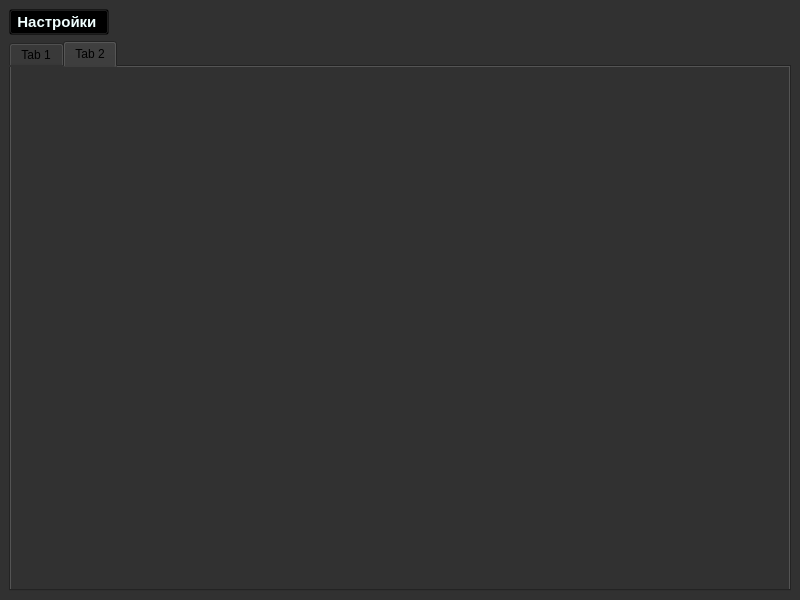
Above: settings.ui from 69BooM96/Launcher before the change. Below: the same form after it.
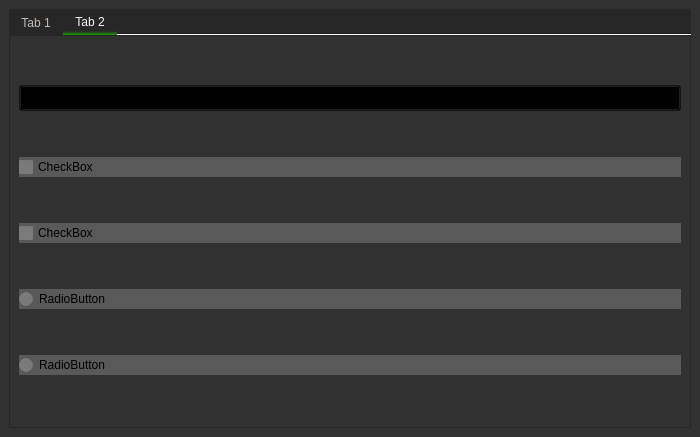
That is the form after the change. The open tabs and pages were chosen to show the change. Icons and pictures are not drawn.

```diff
--- a/settings.ui
+++ b/settings.ui
@@ -6,10 +6,16 @@
    <rect>
     <x>0</x>
     <y>0</y>
-    <width>800</width>
-    <height>600</height>
+    <width>700</width>
+    <height>437</height>
    </rect>
   </property>
+  <property name="maximumSize">
+   <size>
+    <width>700</width>
+    <height>700</height>
+   </size>
+  </property>
   <property name="windowTitle">
    <string>MainWindow</string>
   </property>
@@ -18,77 +24,236 @@
   </property>
   <widget class="QWidget" name="centralwidget">
    <layout class="QGridLayout" name="gridLayout">
-    <item row="0" column="0">
-     <widget class="QPushButton" name="pushButton_2">
-      <property name="sizeIncrement">
-       <size>
-        <width>0</width>
-        <height>18</height>
-       </size>
-      </property>
-      <property name="baseSize">
-       <size>
-        <width>15</width>
-        <height>18</height>
-       </size>
-      </property>
-      <property name="font">
-       <font>
-        <pointsize>11</pointsize>
-        <weight>75</weight>
-        <bold>true</bold>
-       </font>
-      </property>
-      <property name="styleSheet">
-       <string notr="true">color: rgb(240, 255, 255);
-background-color: rgba(0, 0, 0, 0);</string>
-      </property>
-      <property name="text">
-       <string> Настройки  </string>
-      </property>
-      <property name="icon">
-       <iconset>
-        <normalon>../../Users/студент.BestLaptop-ПК/Desktop/res/settings.png</normalon>
-       </iconset>
-      </property>
-      <property name="iconSize">
-       <size>
-        <width>40</width>
-        <height>40</height>
-       </size>
-      </property>
-      <property name="checkable">
-       <bool>false</bool>
-      </property>
-     </widget>
-    </item>
-    <item row="0" column="1">
-     <spacer name="horizontalSpacer">
-      <property name="orientation">
-       <enum>Qt::Horizontal</enum>
-      </property>
-      <property name="sizeHint" stdset="0">
-       <size>
-        <width>40</width>
-        <height>20</height>
-       </size>
-      </property>
-     </spacer>
-    </item>
-    <item row="1" column="0" colspan="2">
+    <item row="0" column="0" colspan="2">
      <widget class="QTabWidget" name="tabWidget">
+      <property name="styleSheet">
+       <string notr="true">QTabBar {
+	background-color: rgb(39, 39, 39);     
+}
+QTabBar::tab {
+	background-color: rgb(39, 39, 39);
+    color: rgb(200, 187, 179);
+}
+QTabBar::tab:selected {
+    background-color: rgb(39, 39, 39);
+	color: rgb(249, 249, 249);
+	background-color: qlineargradient(spread:pad, x1:0, y1:1, stop:0.01 rgb(30, 147, 10), stop:0.15 rgba(255, 255, 255, 0));
+}
+
+
+</string>
+      </property>
       <property name="currentIndex">
-       <number>0</number>
+       <number>1</number>
+      </property>
+      <property name="documentMode">
+       <bool>true</bool>
       </property>
       <widget class="QWidget" name="tab">
        <attribute name="title">
         <string>Tab 1</string>
        </attribute>
+       <layout class="QGridLayout" name="gridLayout_2">
+        <property name="leftMargin">
+         <number>0</number>
+        </property>
+        <property name="topMargin">
+         <number>0</number>
+        </property>
+        <property name="rightMargin">
+         <number>0</number>
+        </property>
+        <property name="bottomMargin">
+         <number>0</number>
+        </property>
+        <property name="spacing">
+         <number>0</number>
+        </property>
+        <item row="0" column="0">
+         <widget class="QFrame" name="frame">
+          <property name="styleSheet">
+           <string notr="true">image: url(C:/Users/ASUS/Desktop/res/4.png);</string>
+          </property>
+          <property name="frameShape">
+           <enum>QFrame::StyledPanel</enum>
+          </property>
+          <property name="frameShadow">
+           <enum>QFrame::Raised</enum>
+          </property>
+          <layout class="QGridLayout" name="gridLayout_4">
+           <item row="0" column="0">
+            <widget class="QPushButton" name="pushButton_2">
+             <property name="sizeIncrement">
+              <size>
+               <width>0</width>
+               <height>18</height>
+              </size>
+             </property>
+             <property name="baseSize">
+              <size>
+               <width>15</width>
+               <height>18</height>
+              </size>
+             </property>
+             <property name="font">
+              <font>
+               <pointsize>11</pointsize>
+               <weight>75</weight>
+               <bold>true</bold>
+              </font>
+             </property>
+             <property name="styleSheet">
+              <string notr="true">image: url();
+background-color: rgb(0, 0, 0, 50);</string>
+             </property>
+             <property name="text">
+              <string> Настройки  </string>
+             </property>
+             <property name="icon">
+              <iconset>
+               <normalon>../../Users/студент.BestLaptop-ПК/Desktop/res/settings.png</normalon>
+              </iconset>
+             </property>
+             <property name="iconSize">
+              <size>
+               <width>40</width>
+               <height>40</height>
+              </size>
+             </property>
+             <property name="checkable">
+              <bool>false</bool>
+             </property>
+            </widget>
+           </item>
+          </layout>
+         </widget>
+        </item>
+       </layout>
       </widget>
       <widget class="QWidget" name="tab_2">
        <attribute name="title">
         <string>Tab 2</string>
        </attribute>
+       <layout class="QGridLayout" name="gridLayout_3">
+        <property name="leftMargin">
+         <number>0</number>
+        </property>
+        <property name="topMargin">
+         <number>0</number>
+        </property>
+        <property name="rightMargin">
+         <number>0</number>
+        </property>
+        <property name="bottomMargin">
+         <number>0</number>
+        </property>
+        <property name="spacing">
+         <number>0</number>
+        </property>
+        <item row="0" column="0">
+         <widget class="QFrame" name="frame_2">
+          <property name="styleSheet">
+           <string notr="true">image: url(C:/Users/ASUS/Desktop/res/4.png);</string>
+          </property>
+          <property name="frameShape">
+           <enum>QFrame::StyledPanel</enum>
+          </property>
+          <property name="frameShadow">
+           <enum>QFrame::Raised</enum>
+          </property>
+          <layout class="QGridLayout" name="gridLayout_5">
+           <item row="3" column="0">
+            <widget class="QRadioButton" name="radioButton">
+             <property name="styleSheet">
+              <string notr="true">image: url();
+background-color: rgb(255, 255, 255, 50);</string>
+             </property>
+             <property name="text">
+              <string>RadioButton</string>
+             </property>
+            </widget>
+           </item>
+           <item row="1" column="0">
+            <widget class="QCheckBox" name="checkBox">
+             <property name="styleSheet">
+              <string notr="true">image: url();
+background-color: rgb(255, 255, 255, 50);</string>
+             </property>
+             <property name="text">
+              <string>CheckBox</string>
+             </property>
+            </widget>
+           </item>
+           <item row="2" column="0">
+            <widget class="QCheckBox" name="checkBox_2">
+             <property name="styleSheet">
+              <string notr="true">background-color: rgb(255, 255, 255, 50);
+image: url();</string>
+             </property>
+             <property name="text">
+              <string>CheckBox</string>
+             </property>
+            </widget>
+           </item>
+           <item row="0" column="0">
+            <widget class="QPushButton" name="pushButton_3">
+             <property name="sizeIncrement">
+              <size>
+               <width>0</width>
+               <height>18</height>
+              </size>
+             </property>
+             <property name="baseSize">
+              <size>
+               <width>15</width>
+               <height>18</height>
+              </size>
+             </property>
+             <property name="font">
+              <font>
+               <pointsize>11</pointsize>
+               <weight>75</weight>
+               <bold>true</bold>
+              </font>
+             </property>
+             <property name="styleSheet">
+              <string notr="true">image: url();
+background-color: rgb(0, 0, 0, 50);</string>
+             </property>
+             <property name="text">
+              <string> Настройки  </string>
+             </property>
+             <property name="icon">
+              <iconset>
+               <normalon>../../Users/студент.BestLaptop-ПК/Desktop/res/settings.png</normalon>
+              </iconset>
+             </property>
+             <property name="iconSize">
+              <size>
+               <width>40</width>
+               <height>40</height>
+              </size>
+             </property>
+             <property name="checkable">
+              <bool>false</bool>
+             </property>
+            </widget>
+           </item>
+           <item row="4" column="0">
+            <widget class="QRadioButton" name="radioButton_2">
+             <property name="styleSheet">
+              <string notr="true">image: url();
+background-color: rgb(255, 255, 255, 50);</string>
+             </property>
+             <property name="text">
+              <string>RadioButton</string>
+             </property>
+            </widget>
+           </item>
+          </layout>
+         </widget>
+        </item>
+       </layout>
       </widget>
      </widget>
     </item>
```
